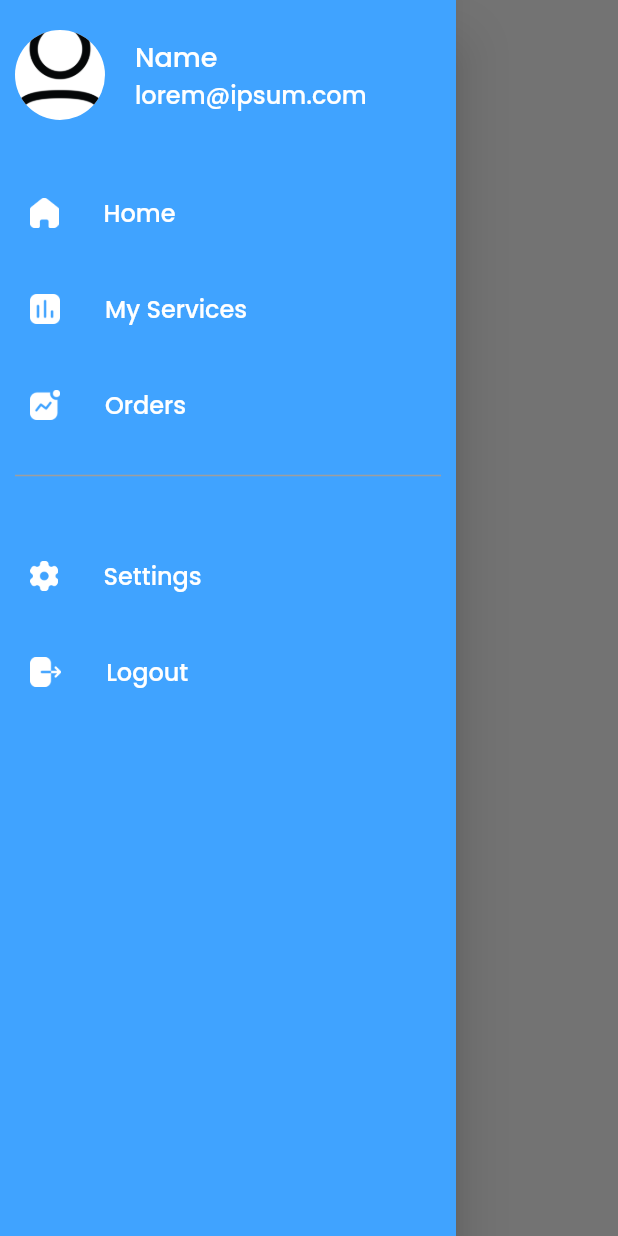
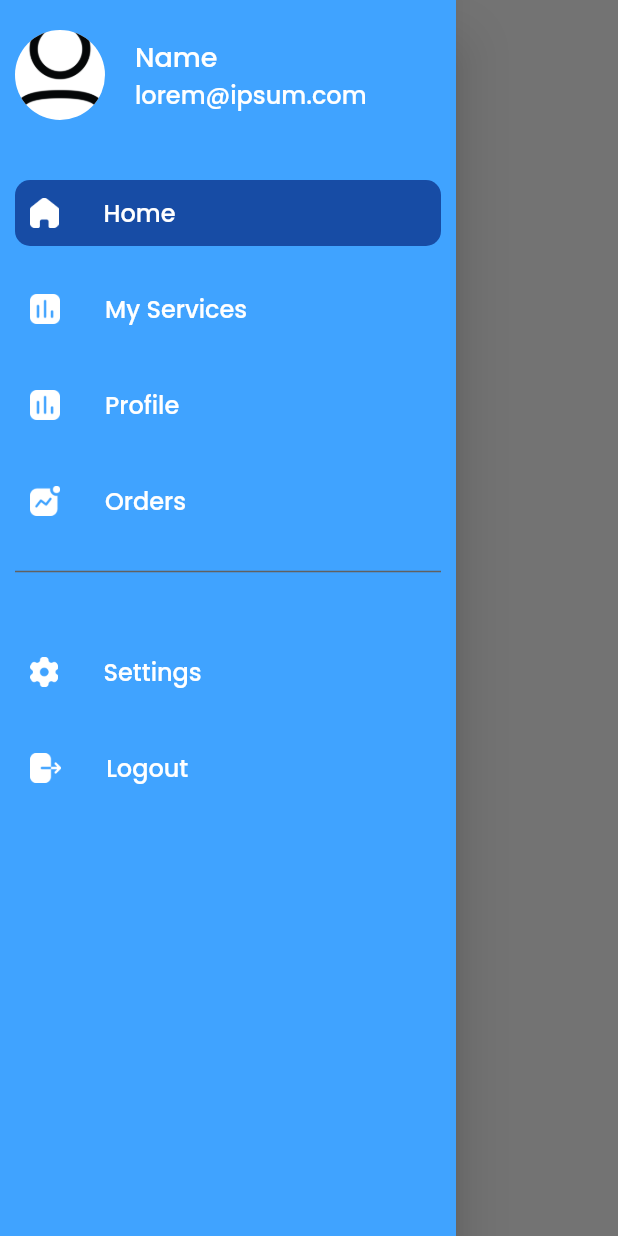
Before and after one commit to Memento-Morii/swift, a Flutter app: the Home screen opened directly, with the side drawer open, on a phone screen of 412 x 824 dp. Run offline on Flutter 3.47's test engine with Material 2 defaults, Android fonts, the phone set to English and light mode, and no system bars; our stand-ins replace bloc, custom_radio_grouped_button, dio, flutter_bloc, google_fonts, shared_preferences; accounts and stored records are empty; network calls fail.

Commit message:
other changes

```diff
--- a/lib/helper/text_styles.dart
+++ b/lib/helper/text_styles.dart
@@ -36,4 +36,12 @@ class CustomTextStyles {
     fontSize: 14,
     color: CustomColors.primaryColor,
   );
+  static TextStyle normalText = GoogleFonts.poppins(
+    fontWeight: FontWeight.normal,
+    fontSize: 12,
+  );
+  static TextStyle boldText = GoogleFonts.poppins(
+    fontWeight: FontWeight.bold,
+    fontSize: 13,
+  );
 }
--- a/lib/screens/home/home_view.dart
+++ b/lib/screens/home/home_view.dart
@@ -27,11 +27,7 @@ class _HomeState extends State<Home> {
   Widget build(BuildContext context) {
     return Scaffold(
         drawer: NavigatorDrawer(),
-        appBar: AppBar(
-          elevation: 0,
-          backgroundColor: Colors.transparent,
-          iconTheme: IconThemeData(color: CustomColors.primaryColor),
-        ),
+        appBar: AppBar(),
         body: BlocProvider(
           create: (context) => AddServiceBloc(),
           child: Padding(
--- a/lib/widgets/navigator_drawers.dart
+++ b/lib/widgets/navigator_drawers.dart
@@ -1,8 +1,22 @@
 import 'package:flutter/material.dart';
+import 'package:shared_preferences/shared_preferences.dart';
 import 'package:swift/helper/colors.dart';
 import 'package:swift/helper/text_styles.dart';
+import 'package:swift/screens/home/home_view.dart';
+import 'package:swift/screens/my_services/my_services_view.dart';
+import 'package:swift/screens/orders/order_view.dart';
+import 'package:swift/screens/profile/profile_view.dart';
+import 'package:swift/screens/register/register_view.dart';
+import 'package:swift/screens/settings/settings_view.dart';
 
-class NavigatorDrawer extends StatelessWidget {
+class NavigatorDrawer extends StatefulWidget {
+  @override
+  _NavigatorDrawerState createState() => _NavigatorDrawerState();
+}
+
+int selectedIndex = 0;
+
+class _NavigatorDrawerState extends State<NavigatorDrawer> {
   @override
   Widget build(BuildContext context) {
     return Drawer(
@@ -37,30 +51,45 @@ class NavigatorDrawer extends StatelessWidget {
             ),
             SizedBox(height: 30),
             drawerListWidget(
+              index: 0,
               iconUrl: "assets/home.png",
               name: "Home",
+              page: Home(),
             ),
             drawerListWidget(
+              index: 1,
               iconUrl: "assets/services.png",
               name: "My Services",
+              page: MyServices(),
             ),
             drawerListWidget(
+              index: 2,
+              iconUrl: "assets/services.png",
+              name: "Profile",
+              page: Profile(),
+            ),
+            drawerListWidget(
+              index: 3,
               iconUrl: "assets/orders.png",
               name: "Orders",
+              page: Order(),
             ),
             Divider(
-              color: Colors.grey,
+              color: Colors.grey[700],
               height: 30,
               thickness: 1,
             ),
             SizedBox(height: 20),
             drawerListWidget(
+              index: 4,
               iconUrl: "assets/setting.png",
               name: "Settings",
+              page: Settings(),
             ),
             drawerListWidget(
               iconUrl: "assets/logout.png",
               name: "Logout",
+              onTap: () {},
             ),
           ],
         ),
@@ -68,12 +97,42 @@ class NavigatorDrawer extends StatelessWidget {
     );
   }
 
-  Widget drawerListWidget({String iconUrl, String name}) {
+  Widget drawerListWidget(
+      {String iconUrl, String name, Function onTap, int index, Widget page}) {
     return InkWell(
-      onTap: () {},
+      onTap: onTap != null
+          ? () async {
+              SharedPreferences prefs = await SharedPreferences.getInstance();
+              prefs.remove("token");
+              Navigator.pushAndRemoveUntil(
+                context,
+                MaterialPageRoute(
+                  builder: (context) => Register(),
+                ),
+                (Route<dynamic> route) => false,
+              );
+            }
+          : selectedIndex == index
+              ? () => Navigator.pop(context)
+              : () {
+                  setState(() {
+                    selectedIndex = index;
+                  });
+                  Navigator.pushReplacement(
+                    context,
+                    MaterialPageRoute(
+                      builder: (context) => page,
+                    ),
+                  );
+                },
       child: Container(
         margin: EdgeInsets.symmetric(vertical: 10),
         padding: EdgeInsets.symmetric(horizontal: 10, vertical: 10),
+        decoration: BoxDecoration(
+          color:
+              selectedIndex == index ? Color(0xff174ca5) : Colors.transparent,
+          borderRadius: BorderRadius.circular(10),
+        ),
         child: Row(
           children: <Widget>[
             Image.asset(iconUrl, height: 20),
```
Also changed, not shown: lib/main.dart (+7 -2 lines), lib/models/signup_request_model.dart (added, +20 -0 lines), lib/models/user_model.dart (added, +57 -0 lines), lib/screens/register/house_info.dart (+19 -27 lines), lib/screens/register/register_bloc/register_bloc.dart (+12 -16 lines), lib/screens/register/register_bloc/register_event.dart (+4 -16 lines), lib/screens/register/register_view.dart (+14 -23 lines), lib/services/repositories.dart (+23 -19 lines).
